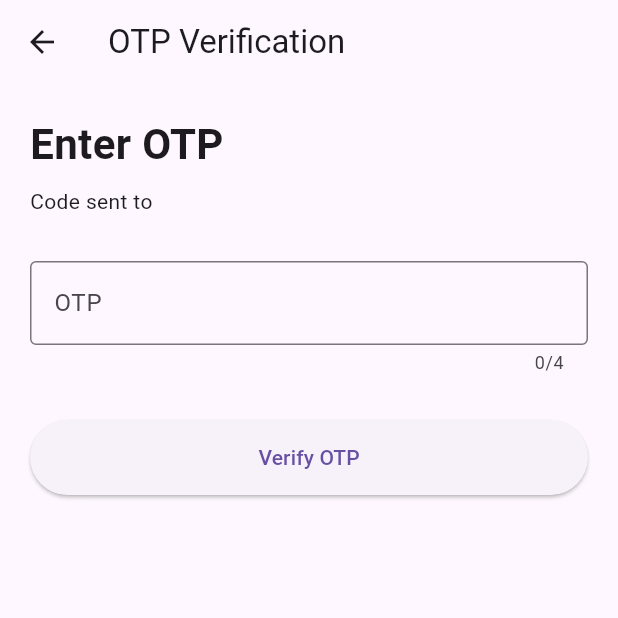
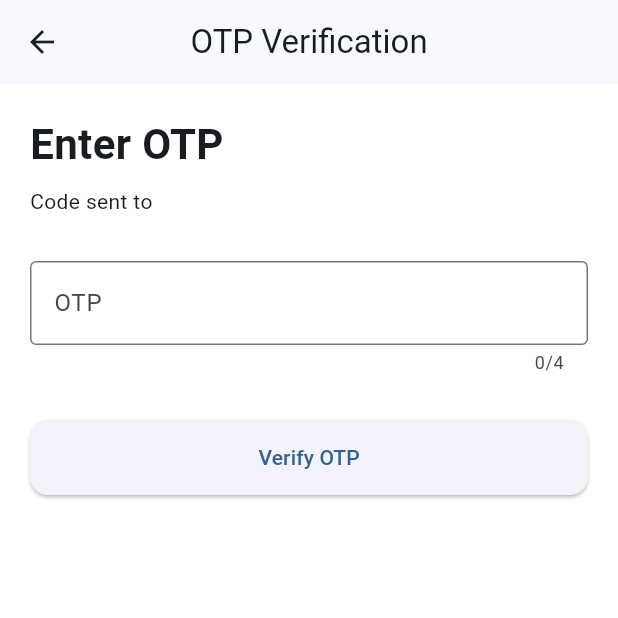
Before and after one commit to yashKachhadiya7/bike_rental_marketplace, a Flutter app: the OtpPage screen opened directly with empty values, on a phone screen of 412 x 824 dp, the top half of it. Run offline on Flutter 3.47's test engine with Material 3 defaults, Android fonts, the phone set to English and light mode, and no system bars; our stand-ins replace bloc, dio, equatable, flutter_bloc, shared_preferences; accounts and stored records are empty; network calls fail.

Commit message:
feat: add booking flow, Theme and ui enhancements

```diff
--- a/lib/app.dart
+++ b/lib/app.dart
@@ -5,6 +5,7 @@ import 'package:flutter_bloc/flutter_bloc.dart';
 import 'core/di/dependency_injection.dart';
 import 'core/routes/app_pages.dart';
 import 'core/routes/app_routes.dart';
+import 'core/theme/app_theme.dart';
 import 'features/auth/presentation/bloc/auth_bloc.dart';
 
 class MyApp extends StatelessWidget {
@@ -27,6 +28,9 @@ class MyApp extends StatelessWidget {
       ],
       child: MaterialApp(
         debugShowCheckedModeBanner: false,
+        theme: AppTheme.lightTheme,
+        darkTheme: AppTheme.darkTheme,
+        themeMode: ThemeMode.system,
         title: 'Bike Rental Marketplace',
         initialRoute: AppRoutes.splash,
         routes: AppPages.routes,
--- a/lib/core/di/dependency_injection.dart
+++ b/lib/core/di/dependency_injection.dart
@@ -3,7 +3,6 @@ import 'package:shared_preferences/shared_preferences.dart';
 import '../../features/auth/data/datasource/auth_local_data_source.dart';
 import '../../features/auth/data/repository/auth_repository_impl.dart';
 import '../../features/auth/domain/repository/auth_repository.dart';
-import '../../features/auth/presentation/bloc/auth_bloc.dart';
 import '../../features/home/data/data_source/home_remote_data_source.dart';
 import '../../features/home/data/repository/home_repository_impl.dart';
 import '../../features/home/domain/repository/home_repository.dart';
--- a/lib/core/theme/app_theme.dart
+++ b/lib/core/theme/app_theme.dart
@@ -0,0 +1,103 @@
+import 'package:flutter/material.dart';
+
+class AppTheme {
+  AppTheme._();
+
+  // ==========================
+  // LIGHT THEME
+  // ==========================
+  static ThemeData lightTheme = ThemeData(
+    useMaterial3: true,
+
+    brightness: Brightness.light,
+
+    colorScheme: ColorScheme.fromSeed(
+      seedColor: Colors.blue,
+      brightness: Brightness.light,
+    ),
+
+    scaffoldBackgroundColor: Colors.white,
+
+    appBarTheme: const AppBarTheme(
+      centerTitle: true,
+      elevation: 0,
+    ),
+
+    elevatedButtonTheme: ElevatedButtonThemeData(
+      style: ElevatedButton.styleFrom(
+        minimumSize: const Size(
+          double.infinity,
+          50,
+        ),
+        shape: RoundedRectangleBorder(
+          borderRadius: BorderRadius.circular(12),
+        ),
+      ),
+    ),
+
+    inputDecorationTheme: InputDecorationTheme(
+      border: OutlineInputBorder(
+        borderRadius: BorderRadius.circular(12),
+      ),
+    ),
+
+    cardTheme: CardTheme(
+      elevation: 3,
+      margin: const EdgeInsets.symmetric(
+        horizontal: 16,
+        vertical: 8,
+      ),
+      shape: RoundedRectangleBorder(
+        borderRadius: BorderRadius.circular(16),
+      ),
+    ),
+  );
+
+  // ==========================
+  // DARK THEME
+  // ==========================
+  static ThemeData darkTheme = ThemeData(
+    useMaterial3: true,
+
+    brightness: Brightness.dark,
+
+    colorScheme: ColorScheme.fromSeed(
+      seedColor: Colors.blue,
+      brightness: Brightness.dark,
+    ),
+
+    appBarTheme: const AppBarTheme(
+      centerTitle: true,
+      elevation: 0,
+    ),
+
+    elevatedButtonTheme: ElevatedButtonThemeData(
+      style: ElevatedButton.styleFrom(
+        minimumSize: const Size(
+          double.infinity,
+          50,
+        ),
+        shape: RoundedRectangleBorder(
+          borderRadius: BorderRadius.circular(12),
+        ),
+      ),
+    ),
+
+    inputDecorationTheme: InputDecorationTheme(
+      border: OutlineInputBorder(
+        borderRadius: BorderRadius.circular(12),
+      ),
+    ),
+
+    cardTheme: CardTheme(
+      elevation: 3,
+      margin: const EdgeInsets.symmetric(
+        horizontal: 16,
+        vertical: 8,
+      ),
+      shape: RoundedRectangleBorder(
+        borderRadius: BorderRadius.circular(16),
+      ),
+    ),
+  );
+}
```
Also changed, not shown: lib/features/home/presentation/pages/bike_details_page.dart (+28 -6 lines), lib/features/home/presentation/pages/home_page.dart (+36 -5 lines), lib/features/home/presentation/widgets/bike_card.dart (+28 -13 lines), pubspec.lock.
